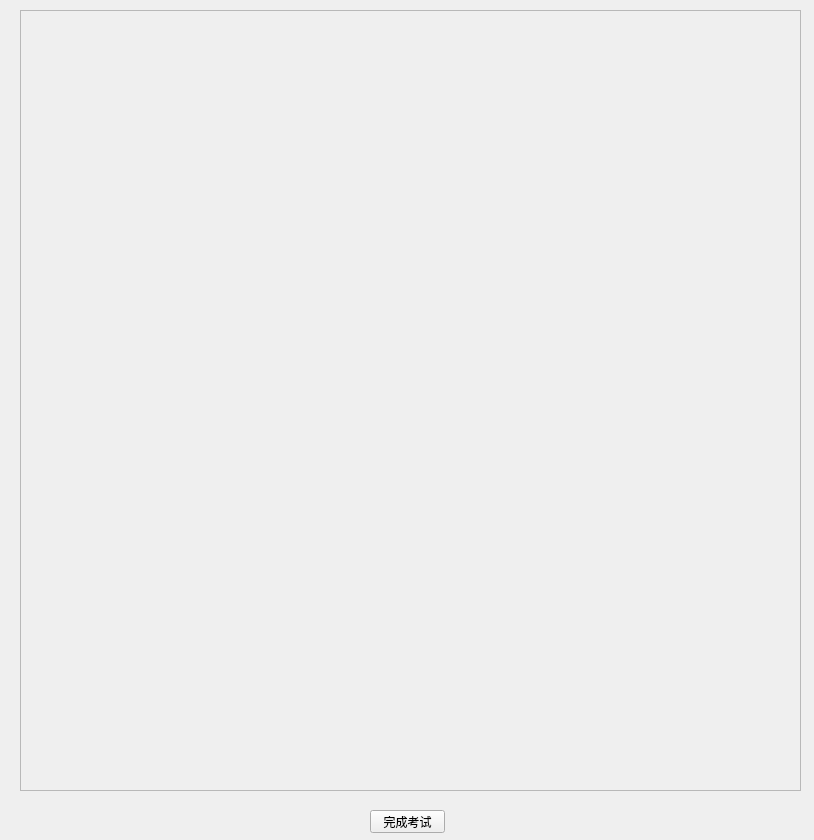
Old version of the form exam.ui in the repository zzq0097/Exam-Desktop.
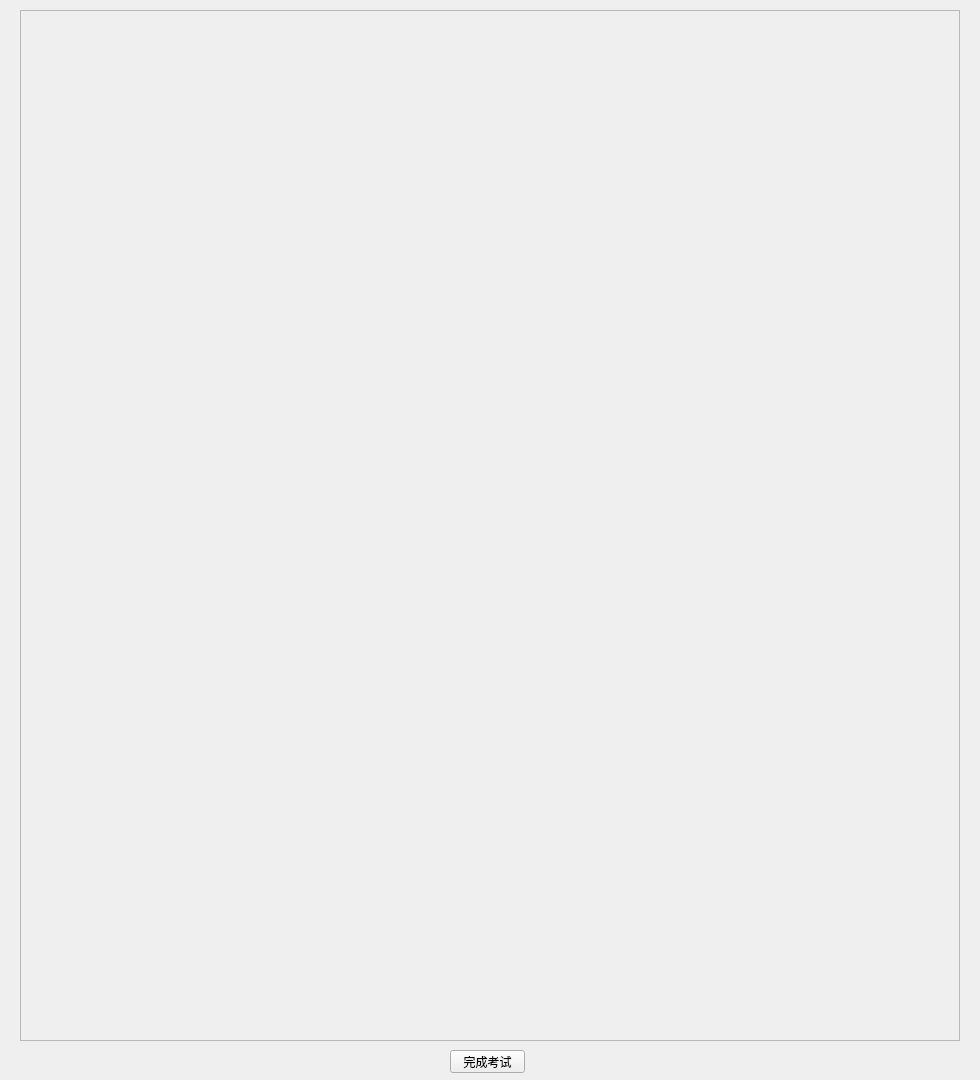
New version of the form.

```diff
--- a/exam.ui
+++ b/exam.ui
@@ -6,8 +6,8 @@
    <rect>
     <x>0</x>
     <y>0</y>
-    <width>814</width>
-    <height>840</height>
+    <width>980</width>
+    <height>1080</height>
    </rect>
   </property>
   <property name="sizePolicy">
@@ -28,8 +28,8 @@
   <widget class="QPushButton" name="pushButton">
    <property name="geometry">
     <rect>
-     <x>370</x>
-     <y>810</y>
+     <x>450</x>
+     <y>1050</y>
      <width>75</width>
      <height>23</height>
     </rect>
@@ -43,8 +43,8 @@
     <rect>
      <x>20</x>
      <y>10</y>
-     <width>781</width>
-     <height>781</height>
+     <width>940</width>
+     <height>1031</height>
     </rect>
    </property>
    <property name="widgetResizable">
@@ -55,8 +55,8 @@
      <rect>
       <x>0</x>
       <y>0</y>
-      <width>779</width>
-      <height>779</height>
+      <width>938</width>
+      <height>1029</height>
      </rect>
     </property>
    </widget>
```
